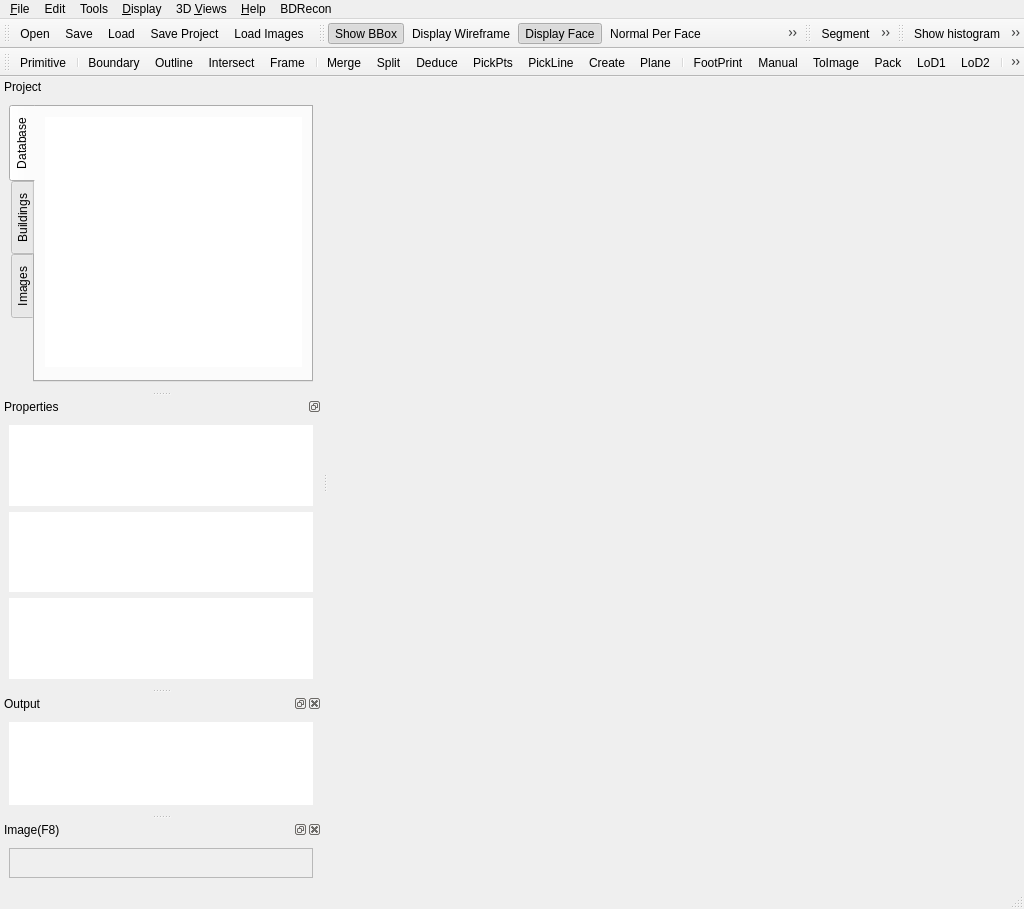
Above: qCC/ui_templates/mainWindow.ui from CloudCompare/CloudCompare before the change. Below: the same form after it.
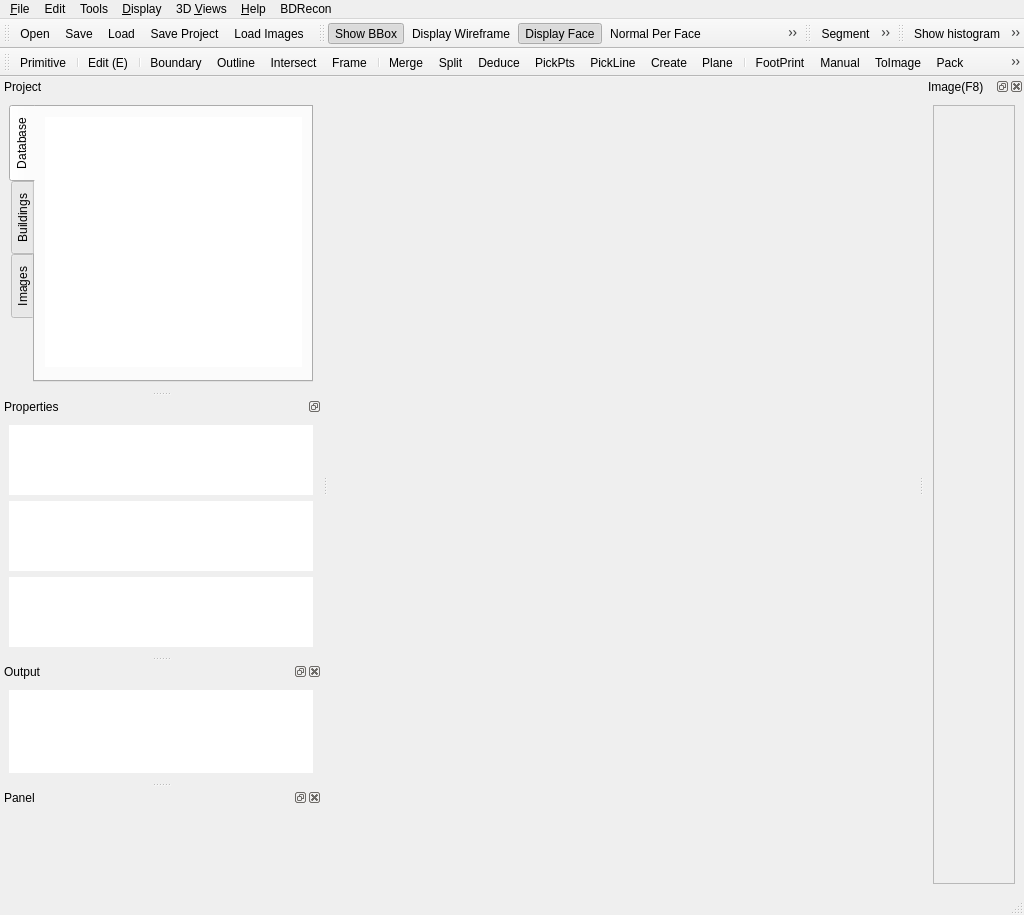
That is the form after the change. Icons and pictures are not drawn. Custom widgets are drawn as their Qt base class.

Commit message: planar entity editor ui

```diff
--- a/qCC/ui_templates/mainWindow.ui
+++ b/qCC/ui_templates/mainWindow.ui
@@ -7,7 +7,7 @@
     <x>0</x>
     <y>0</y>
     <width>1024</width>
-    <height>909</height>
+    <height>871</height>
    </rect>
   </property>
   <property name="sizePolicy">
@@ -956,6 +956,12 @@
      </item>
      <item>
       <widget class="QTreeView" name="propertiesTreeView_Image">
+       <property name="sizePolicy">
+        <sizepolicy hsizetype="Expanding" vsizetype="Expanding">
+         <horstretch>0</horstretch>
+         <verstretch>0</verstretch>
+        </sizepolicy>
+       </property>
        <property name="frameShape">
         <enum>QFrame::NoFrame</enum>
        </property>
@@ -1146,6 +1152,8 @@
    </attribute>
    <addaction name="actionBDPlaneSegmentation"/>
    <addaction name="separator"/>
+   <addaction name="actionEditSelectedItem"/>
+   <addaction name="separator"/>
    <addaction name="actionBDPrimBoundary"/>
    <addaction name="actionBDPrimOutline"/>
    <addaction name="actionBDPrimIntersections"/>
@@ -1157,7 +1165,7 @@
    <addaction name="actionBDPlaneFromPoints"/>
    <addaction name="actionBDPlaneFromPolygon"/>
    <addaction name="actionBDPrimMakePlane"/>
-   <addaction name="actionSelectWorkingPlane"/>
+   <addaction name="actionTogglePlaneEditState"/>
    <addaction name="separator"/>
    <addaction name="actionBDFootPrintAuto"/>
    <addaction name="actionBDFootPrintManual"/>
@@ -1174,11 +1182,20 @@
    <addaction name="actionBDTextureMapping"/>
   </widget>
   <widget class="QDockWidget" name="DockableImage">
+   <property name="minimumSize">
+    <size>
+     <width>100</width>
+     <height>78</height>
+    </size>
+   </property>
+   <property name="allowedAreas">
+    <set>Qt::BottomDockWidgetArea|Qt::LeftDockWidgetArea|Qt::RightDockWidgetArea</set>
+   </property>
    <property name="windowTitle">
     <string>Image(F8)</string>
    </property>
    <attribute name="dockWidgetArea">
-    <number>1</number>
+    <number>2</number>
    </attribute>
    <widget class="QWidget" name="dockWidgetContents_3">
     <layout class="QVBoxLayout" name="verticalLayout">
@@ -1217,6 +1234,53 @@
     </layout>
    </widget>
   </widget>
+  <widget class="QDockWidget" name="DockablePanel">
+   <property name="allowedAreas">
+    <set>Qt::BottomDockWidgetArea|Qt::LeftDockWidgetArea|Qt::RightDockWidgetArea</set>
+   </property>
+   <property name="windowTitle">
+    <string>Panel</string>
+   </property>
+   <attribute name="dockWidgetArea">
+    <number>1</number>
+   </attribute>
+   <widget class="QWidget" name="dockWidgetContents_5">
+    <layout class="QVBoxLayout" name="verticalLayout_2">
+     <item>
+      <widget class="QScrollArea" name="scrollArea">
+       <property name="frameShape">
+        <enum>QFrame::NoFrame</enum>
+       </property>
+       <property name="frameShadow">
+        <enum>QFrame::Sunken</enum>
+       </property>
+       <property name="widgetResizable">
+        <bool>true</bool>
+       </property>
+       <widget class="QWidget" name="scrollAreaWidgetContents">
+        <property name="geometry">
+         <rect>
+          <x>0</x>
+          <y>0</y>
+          <width>304</width>
+          <height>69</height>
+         </rect>
+        </property>
+        <layout class="QVBoxLayout" name="verticalLayout_3">
+         <item>
+          <layout class="QVBoxLayout" name="verticalLayoutPanel">
+           <property name="spacing">
+            <number>0</number>
+           </property>
+          </layout>
+         </item>
+        </layout>
+       </widget>
+      </widget>
+     </item>
+    </layout>
+   </widget>
+  </widget>
   <action name="actionOpen">
    <property name="icon">
     <iconset resource="../icones.qrc">
@@ -4046,7 +4110,7 @@
     <string>display global coord or local coord</string>
    </property>
   </action>
-  <action name="actionSelectWorkingPlane">
+  <action name="actionTogglePlaneEditState">
    <property name="checkable">
     <bool>true</bool>
    </property>
@@ -4055,13 +4119,39 @@
      <normaloff>:/CC/Stocker/images/stocker/editplane.png</normaloff>:/CC/Stocker/images/stocker/editplane.png</iconset>
    </property>
    <property name="text">
-    <string>Select Working Plane</string>
+    <string>toggle plane editor mode</string>
    </property>
    <property name="iconText">
     <string>Plane</string>
    </property>
    <property name="statusTip">
-    <string>Select a working plane for sketcher</string>
+    <string>toggle plane based objects editor mode</string>
+   </property>
+  </action>
+  <action name="actionSelectWorkingPlane">
+   <property name="text">
+    <string>SelectWorkingPlane</string>
+   </property>
+   <property name="toolTip">
+    <string>select a main plane for sketcher</string>
+   </property>
+  </action>
+  <action name="actionEditSelectedItem">
+   <property name="icon">
+    <iconset resource="../icones.qrc">
+     <normaloff>:/CC/Stocker/images/stocker/editor1.png</normaloff>:/CC/Stocker/images/stocker/editor1.png</iconset>
+   </property>
+   <property name="text">
+    <string>Edit Selected Item</string>
+   </property>
+   <property name="iconText">
+    <string>Edit (E)</string>
+   </property>
+   <property name="toolTip">
+    <string>edit the selected item</string>
+   </property>
+   <property name="shortcut">
+    <string>E</string>
    </property>
   </action>
  </widget>
```
Left out of the diff: 10 changed lines with no effect on the pictures. The commit also changes 7 other files.
